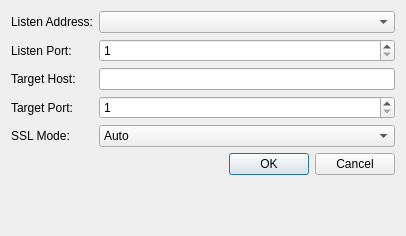
richmoore/bitslinger, file listenereditdialog.ui: the form before one commit.
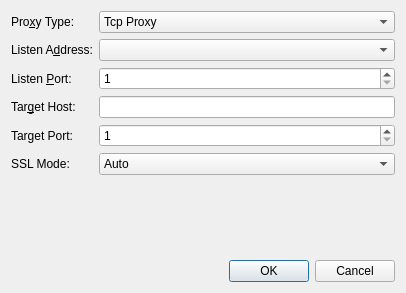
The form after the commit. Custom widgets are drawn as their Qt base class.

Commit message: Add support for acting as an HTTP proxy

Diff of the .ui file:
```diff
--- a/listenereditdialog.ui
+++ b/listenereditdialog.ui
@@ -7,31 +7,63 @@
     <x>0</x>
     <y>0</y>
     <width>406</width>
-    <height>236</height>
+    <height>293</height>
    </rect>
   </property>
   <property name="windowTitle">
    <string>Edit Listener</string>
   </property>
+  <layout class="QGridLayout" name="gridLayout">
+   <item row="0" column="0">
   <layout class="QFormLayout" name="formLayout">
    <item row="0" column="0">
-    <widget class="QLabel" name="label">
+      <widget class="QLabel" name="label_6">
      <property name="text">
-      <string>Listen Address:</string>
+        <string>Pro&amp;xy Type:</string>
+       </property>
+       <property name="buddy">
+        <cstring>proxyTypeCombo</cstring>
      </property>
     </widget>
    </item>
    <item row="0" column="1">
+      <widget class="QComboBox" name="proxyTypeCombo">
+       <item>
+        <property name="text">
+         <string>Tcp Proxy</string>
+        </property>
+       </item>
+       <item>
+        <property name="text">
+         <string>HTTP Proxy</string>
+        </property>
+       </item>
+      </widget>
+     </item>
+     <item row="1" column="0">
+      <widget class="QLabel" name="label">
+       <property name="text">
+        <string>Listen A&amp;ddress:</string>
+       </property>
+       <property name="buddy">
+        <cstring>listenAddressCombo</cstring>
+       </property>
+      </widget>
+     </item>
+     <item row="1" column="1">
     <widget class="QComboBox" name="listenAddressCombo"/>
    </item>
-   <item row="1" column="0">
+     <item row="2" column="0">
     <widget class="QLabel" name="label_2">
      <property name="text">
-      <string>Listen Port:</string>
+        <string>Listen &amp;Port:</string>
+       </property>
+       <property name="buddy">
+        <cstring>listenPortSpin</cstring>
      </property>
     </widget>
    </item>
-   <item row="1" column="1">
+     <item row="2" column="1">
     <widget class="QSpinBox" name="listenPortSpin">
      <property name="minimum">
       <number>1</number>
@@ -41,24 +73,27 @@
      </property>
     </widget>
    </item>
-   <item row="2" column="0">
+     <item row="3" column="0">
     <widget class="QLabel" name="label_3">
      <property name="text">
-      <string>Target Host:</string>
+        <string>Tar&amp;get Host:</string>
+       </property>
+       <property name="buddy">
+        <cstring>targetHostEdit</cstring>
      </property>
     </widget>
    </item>
-   <item row="2" column="1">
+     <item row="3" column="1">
     <widget class="HostnameLineEdit" name="targetHostEdit"/>
    </item>
-   <item row="3" column="0">
+     <item row="4" column="0">
     <widget class="QLabel" name="label_4">
      <property name="text">
       <string>Target Port:</string>
      </property>
     </widget>
    </item>
-   <item row="3" column="1">
+     <item row="4" column="1">
     <widget class="QSpinBox" name="targetPortSpin">
      <property name="minimum">
       <number>1</number>
@@ -68,14 +103,14 @@
      </property>
     </widget>
    </item>
-   <item row="4" column="0">
+     <item row="5" column="0">
     <widget class="QLabel" name="label_5">
      <property name="text">
       <string>SSL Mode:</string>
      </property>
     </widget>
    </item>
-   <item row="4" column="1">
+     <item row="5" column="1">
     <widget class="QComboBox" name="sslModeCombo">
      <item>
       <property name="text">
@@ -99,7 +134,9 @@
      </item>
     </widget>
    </item>
-   <item row="5" column="0" colspan="2">
+    </layout>
+   </item>
+   <item row="1" column="0">
     <widget class="QDialogButtonBox" name="buttonBox">
      <property name="orientation">
       <enum>Qt::Horizontal</enum>
```
Lines whose indentation alone changed are shown as unchanged. The commit also changes 13 other files.
